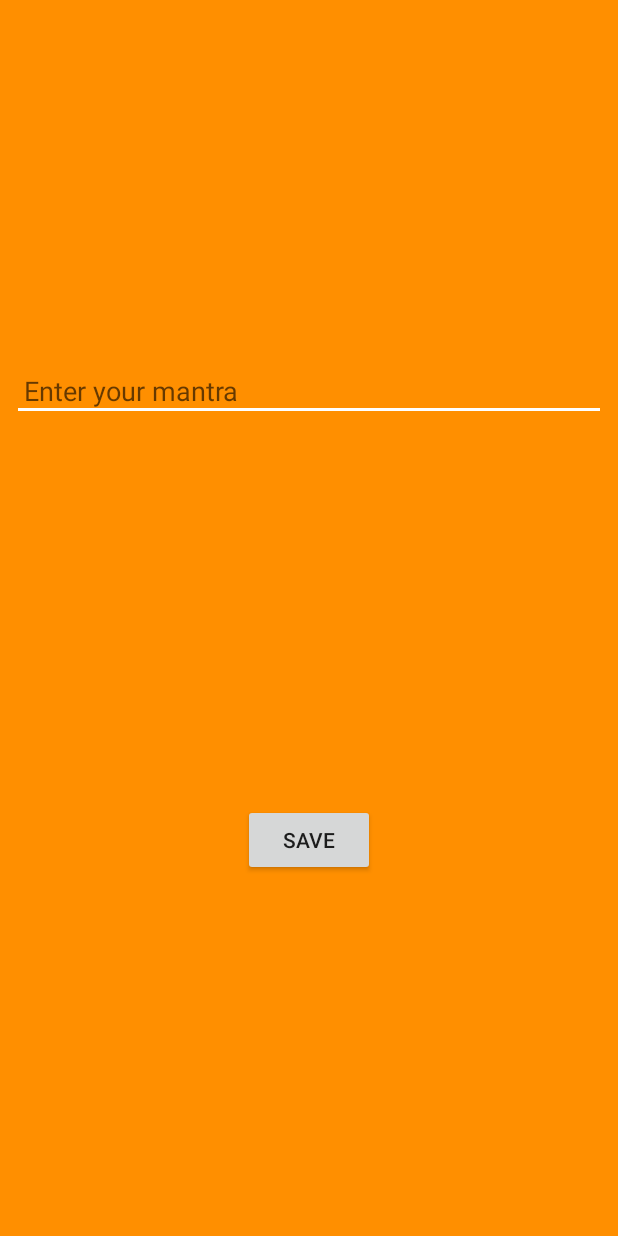
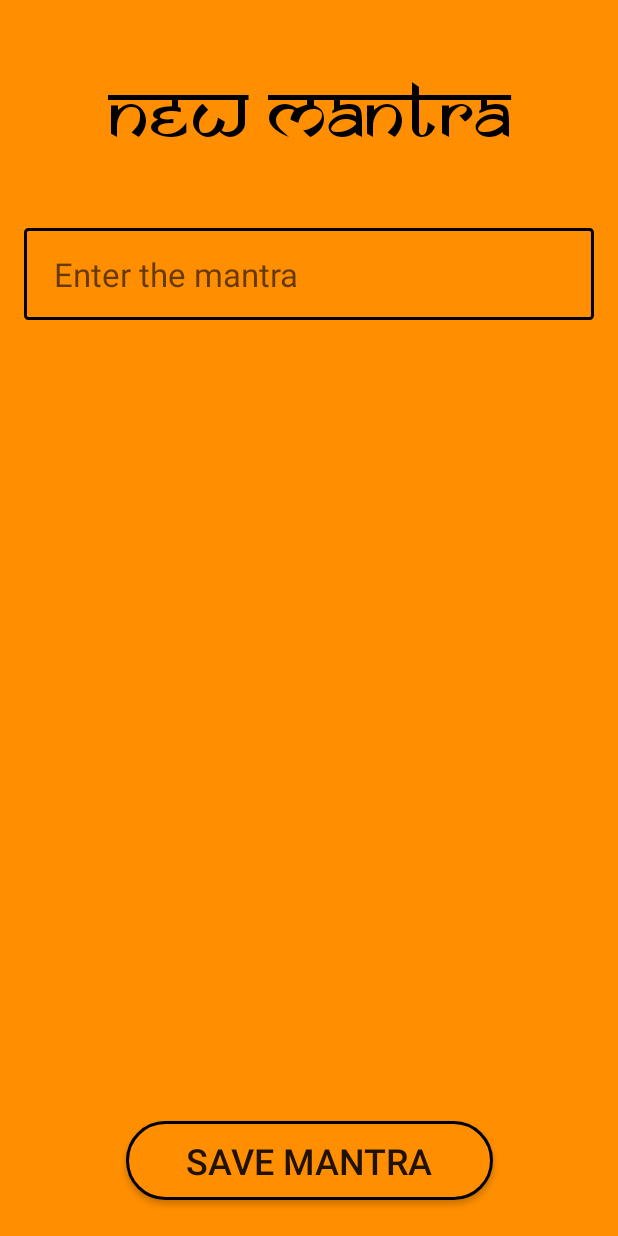
Before and after one commit to AtriTripathi/Chants-Journal, an Android app: the screen it shows after launch (MantraDetailsActivity), after a tap on "ADD MANTRA", on a phone screen of 412 x 824 dp. Run offline under Robolectric (Android 15) with nearby library versions, the phone set to English and light mode, and no system bars.

Commit message:
Realign the mantra details UI

```diff
--- a/app/src/main/java/com/atritripathi/chantsjournal/MainActivity.java
+++ b/app/src/main/java/com/atritripathi/chantsjournal/MainActivity.java
@@ -28,6 +28,12 @@ public class MainActivity extends AppCompatActivity {
         setContentView(R.layout.activity_main);
 
         mMantraList = new ArrayList<>();
+        mMantraList.add("Aum Namah Shivaya");
+        mMantraList.add("Aum Namah Shivaya");
+        mMantraList.add("Aum Namah Shivaya");
+        mMantraList.add("Aum Namah Shivaya");
+        mMantraList.add("Aum Namah Shivaya");
+        mMantraList.add("Aum Namah Shivaya");
         mMantraList.add("Aum Namah Shivaya");
         mMantraList.add("Aum Namah Shivaya");
         mMantraList.add("Aum Namah Shivaya");
--- a/app/src/main/java/com/atritripathi/chantsjournal/MantraDetailsActivity.java
+++ b/app/src/main/java/com/atritripathi/chantsjournal/MantraDetailsActivity.java
@@ -16,7 +16,7 @@ public class MantraDetailsActivity extends AppCompatActivity {
         setContentView(R.layout.activity_mantra_details);
 
         final EditText mantraEditText = findViewById(R.id.et_enter_mantra);
-        Button saveButton = findViewById(R.id.save_button);
+        Button saveButton = findViewById(R.id.save_mantra_button);
 
         saveButton.setOnClickListener(new View.OnClickListener() {
             @Override
--- /dev/null
+++ b/app/src/main/res/drawable/color_cursor.xml
@@ -0,0 +1,5 @@
+<?xml version="1.0" encoding="utf-8"?>
+<shape xmlns:android="http://schemas.android.com/apk/res/android" >
+    <size android:width="2dp" />
+    <solid android:color="#0f0f0f"  />
+</shape>
--- /dev/null
+++ b/app/src/main/res/drawable/entry_rectangle.xml
@@ -0,0 +1,15 @@
+<?xml version="1.0" encoding="utf-8"?>
+<shape xmlns:android="http://schemas.android.com/apk/res/android"
+    android:shape="rectangle" >
+
+    <stroke
+        android:drawable="@android:color/transparent"
+        android:width="2dp">
+    </stroke>
+
+    <solid android:color="@color/alternate_orange" />
+
+    <corners
+        android:radius="2dp"/>
+
+</shape>
--- a/app/src/main/res/layout/activity_main.xml
+++ b/app/src/main/res/layout/activity_main.xml
@@ -16,8 +16,9 @@
         android:paddingBottom="8dp"
         android:paddingTop="8dp"
         android:text="@string/app_name"
+        android:textColor="@android:color/black"
         android:textAlignment="center"
-        android:textSize="56sp"
+        android:textSize="58sp"
         app:fontFamily="@font/samkaran"
         app:layout_constraintBottom_toBottomOf="parent"
         app:layout_constraintEnd_toEndOf="parent"
@@ -27,7 +28,7 @@
 
     <View
         android:id="@+id/divider"
-        android:layout_width="140dp"
+        android:layout_width="150dp"
         android:layout_height="1dp"
         android:layout_marginBottom="8dp"
         android:layout_marginEnd="8dp"
@@ -45,7 +46,7 @@
 
     <View
         android:id="@+id/divider2"
-        android:layout_width="140dp"
+        android:layout_width="150dp"
         android:layout_height="1dp"
         android:layout_marginBottom="8dp"
         android:layout_marginEnd="8dp"
--- a/app/src/main/res/layout/activity_mantra_details.xml
+++ b/app/src/main/res/layout/activity_mantra_details.xml
@@ -14,41 +14,67 @@
         android:layout_width="match_parent"
         android:layout_height="wrap_content"
         android:layout_gravity="center"
-        android:layout_marginBottom="8dp"
+        android:layout_marginEnd="16dp"
+        android:layout_marginLeft="16dp"
+        android:layout_marginRight="16dp"
+        android:layout_marginStart="16dp"
+        android:layout_marginTop="152dp"
+        android:background="@drawable/entry_rectangle"
+        android:cursorVisible="true"
+        android:hint="Enter the mantra"
+        android:focusedByDefault="true"
+        android:textCursorDrawable="@drawable/color_cursor"
+        android:inputType="textCapWords"
+        android:paddingBottom="16dp"
+        android:paddingLeft="20dp"
+        android:paddingRight="16dp"
+        android:paddingTop="16dp"
+        android:textSize="22sp"
+        android:maxLines="1"
+        app:layout_constraintEnd_toEndOf="parent"
+        app:layout_constraintHorizontal_bias="0.0"
+        app:layout_constraintStart_toStartOf="parent"
+        app:layout_constraintTop_toTopOf="parent"
+        app:layout_constraintVertical_chainStyle="spread_inside" />
+
+    <Button
+        android:id="@+id/save_mantra_button"
+        android:layout_width="wrap_content"
+        android:layout_height="wrap_content"
+        android:layout_marginBottom="24dp"
         android:layout_marginEnd="8dp"
         android:layout_marginLeft="8dp"
         android:layout_marginRight="8dp"
         android:layout_marginStart="8dp"
-        android:layout_marginTop="8dp"
-        android:cursorVisible="true"
-        android:hint="Enter your mantra"
-        android:inputType="textCapWords"
-        android:padding="8dp"
-        android:paddingBottom="8dp"
-        android:paddingLeft="16dp"
-        android:paddingRight="16dp"
-        android:paddingTop="8dp"
-        app:layout_constraintBottom_toTopOf="@+id/save_button"
+        android:background="@drawable/button_rounded"
+        android:paddingBottom="10dp"
+        android:paddingLeft="40dp"
+        android:paddingRight="40dp"
+        android:paddingTop="10dp"
+        android:text="Save Mantra"
+        android:textAlignment="center"
+        android:textSize="24sp"
+        app:layout_constraintBottom_toBottomOf="parent"
         app:layout_constraintEnd_toEndOf="parent"
-        app:layout_constraintHorizontal_bias="0.0"
-        app:layout_constraintStart_toStartOf="parent"
-        app:layout_constraintTop_toTopOf="parent"
-        app:layout_constraintVertical_chainStyle="packed" />
+        app:layout_constraintStart_toStartOf="parent" />
 
-    <Button
-        android:id="@+id/save_button"
-        android:layout_width="wrap_content"
+    <TextView
+        android:id="@+id/textView3"
+        android:layout_width="match_parent"
         android:layout_height="wrap_content"
         android:layout_marginBottom="8dp"
-        android:layout_marginEnd="8dp"
-        android:layout_marginLeft="8dp"
-        android:layout_marginRight="8dp"
-        android:layout_marginStart="8dp"
-        android:layout_marginTop="247dp"
-        android:text="Save"
-        app:layout_constraintBottom_toBottomOf="parent"
+        android:layout_marginTop="8dp"
+        android:paddingBottom="8dp"
+        android:paddingTop="8dp"
+        android:text="New Mantra"
+        android:textAlignment="center"
+        android:textColor="@android:color/black"
+        android:textSize="52sp"
+        app:fontFamily="@font/samkaran"
+        app:layout_constraintBottom_toTopOf="@+id/et_enter_mantra"
         app:layout_constraintEnd_toEndOf="parent"
         app:layout_constraintStart_toStartOf="parent"
-        app:layout_constraintTop_toBottomOf="@+id/et_enter_mantra" />
+        app:layout_constraintTop_toTopOf="parent" />
+
 
 </android.support.constraint.ConstraintLayout>
--- a/app/src/main/res/layout/layout_mantra.xml
+++ b/app/src/main/res/layout/layout_mantra.xml
@@ -7,7 +7,8 @@
     android:layout_marginBottom="8dp"
     android:layout_marginRight="16dp"
     android:layout_marginLeft="16dp"
-    app:cardCornerRadius="20dp"
+
+    app:cardCornerRadius="6dp"
     app:cardElevation="2dp"
     app:cardBackgroundColor="@color/dark_orange">
 
@@ -16,11 +17,14 @@
         android:layout_width="match_parent"
         android:layout_height="match_parent"
         android:ellipsize="end"
-        android:paddingBottom="4dp"
-        android:paddingLeft="8dp"
-        android:paddingRight="8dp"
-        android:paddingTop="4dp"
+        android:paddingBottom="9dp"
+        android:paddingLeft="16dp"
+        android:paddingRight="16dp"
+        android:paddingTop="9dp"
         android:text="Mantra"
+        android:maxLines="1"
+        android:scrollHorizontally="true"
+        android:textColor="@android:color/black"
         android:textAlignment="center"
         android:textSize="28sp" />
 
--- a/app/src/main/res/values/colors.xml
+++ b/app/src/main/res/values/colors.xml
@@ -11,4 +11,5 @@
     <color name="alternate_orange">#FF8F00</color>
     <color name="primaryDarkColor2">#003d33</color>
     <color name="dark_orange">#F9A825</color>
+    <color name="colorAccent">#000000</color>
 </resources>
```
